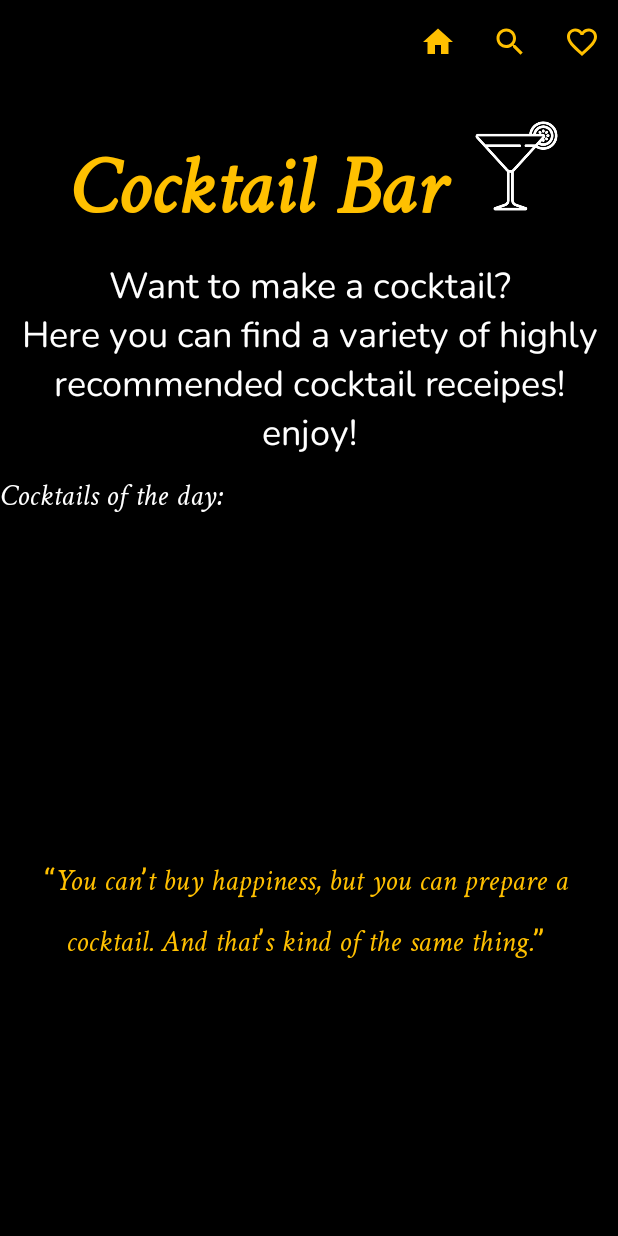
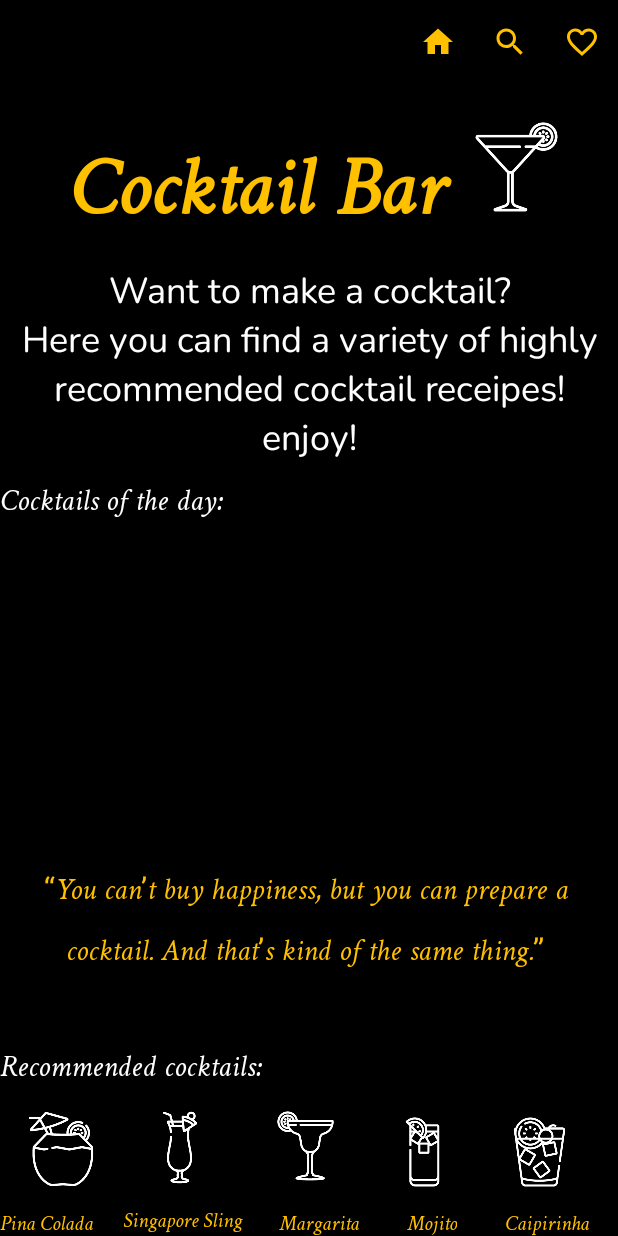
Before and after one commit to orendinur/android-final-project, an Android app: the screen it shows after launch (MainActivity), on a phone screen of 412 x 824 dp. Run offline under Robolectric (Android 15) with nearby library versions, the phone set to English and light mode, and no system bars; our stand-ins replace Dagger/Hilt's generated code, Room's generated code; pictures from the network do not load.

Commit message:
Recommended cocktails added

```diff
--- a/app/src/main/java/com/example/androidfinalproject/data/loacal_db/AppDatabase.kt
+++ b/app/src/main/java/com/example/androidfinalproject/data/loacal_db/AppDatabase.kt
@@ -17,7 +17,8 @@ abstract class AppDatabase : RoomDatabase() {
         private var instance : AppDatabase?  = null
 
         fun getDatabase(context: Context) : AppDatabase =
-            instance ?: synchronized(this) {
+            instance ?: synchronized(this)
+            {
                 Room.databaseBuilder(context.applicationContext,AppDatabase::class.java,"cocktails")
                     .fallbackToDestructiveMigration().build().also {
                         instance = it
--- a/app/src/main/java/com/example/androidfinalproject/data/models/Cocktail.kt
+++ b/app/src/main/java/com/example/androidfinalproject/data/models/Cocktail.kt
@@ -11,7 +11,8 @@ data class Cocktail(
     val strDrinkAlternate	:	String?,
     val strTags	:	String?,
     val strVideo	:	String?,
-    val strCategory	:	String?,
+    val strCategory
+    :	String?,
     val strIBA	:	String?,
     val strAlcoholic	:	String?,
     val strGlass	:	String?,
--- a/app/src/main/res/layout/fragment_main_page.xml
+++ b/app/src/main/res/layout/fragment_main_page.xml
@@ -98,6 +98,133 @@
             app:layout_constraintTop_toBottomOf="@+id/textView"
             tools:ignore="MissingConstraints" />
 
+        <TextView
+            android:id="@+id/textView5"
+            android:layout_width="248dp"
+            android:layout_height="40dp"
+            android:layout_marginTop="16dp"
+            android:fontFamily="@font/font3"
+            android:text="Recommended cocktails:"
+            android:textColor="@color/white"
+            android:textSize="20sp"
+            app:layout_constraintTop_toBottomOf="@+id/textView3"
+            tools:ignore="MissingConstraints"
+            tools:layout_editor_absoluteX="16dp" />
+
+        <ImageView
+            android:id="@+id/imageView4"
+            android:layout_width="81dp"
+            android:layout_height="56dp"
+            android:layout_marginTop="12dp"
+            android:src="@drawable/cocktail11"
+            app:layout_constraintTop_toBottomOf="@+id/textView5"
+            tools:ignore="MissingConstraints"
+            tools:layout_editor_absoluteX="15dp" />
+
+        <ImageView
+            android:id="@+id/imageView5"
+            android:layout_width="69dp"
+            android:layout_height="54dp"
+            android:layout_marginStart="4dp"
+            android:layout_marginTop="12dp"
+            android:src="@drawable/cocktail6"
+            app:layout_constraintStart_toEndOf="@+id/imageView4"
+            app:layout_constraintTop_toBottomOf="@+id/textView5" />
+
+        <ImageView
+            android:id="@+id/imageView6"
+            android:layout_width="74dp"
+            android:layout_height="52dp"
+            android:layout_marginStart="12dp"
+            android:layout_marginTop="12dp"
+            android:src="@drawable/cocktail3"
+            app:layout_constraintStart_toEndOf="@+id/imageView5"
+            app:layout_constraintTop_toBottomOf="@+id/textView5" />
+
+        <ImageView
+            android:id="@+id/imageView7"
+            android:layout_width="74dp"
+            android:layout_height="52dp"
+            android:layout_marginStart="4dp"
+            android:layout_marginTop="16dp"
+            android:src="@drawable/cocktail5"
+            app:layout_constraintStart_toEndOf="@+id/imageView6"
+            app:layout_constraintTop_toBottomOf="@+id/textView5" />
+
+        <ImageView
+            android:id="@+id/imageView8"
+            android:layout_width="74dp"
+            android:layout_height="52dp"
+            android:layout_marginStart="4dp"
+            android:layout_marginTop="16dp"
+            android:src="@drawable/cocktail9"
+            app:layout_constraintStart_toEndOf="@+id/imageView7"
+            app:layout_constraintTop_toBottomOf="@+id/textView5" />
+
+        <TextView
+            android:id="@+id/textView6"
+            android:layout_width="wrap_content"
+            android:layout_height="wrap_content"
+            android:layout_marginTop="4dp"
+            android:fontFamily="@font/font3"
+            android:text="Pina Colada"
+            android:textColor="@color/golden_yellow"
+            app:layout_constraintTop_toBottomOf="@+id/imageView4"
+            tools:ignore="MissingConstraints"
+            tools:layout_editor_absoluteX="26dp" />
+
+        <TextView
+            android:id="@+id/textView7"
+            android:layout_width="84dp"
+            android:layout_height="37dp"
+            android:layout_marginStart="20dp"
+            android:layout_marginTop="4dp"
+            android:fontFamily="@font/font3"
+            android:text="Singapore Sling"
+            android:textColor="@color/golden_yellow"
+            app:layout_constraintStart_toEndOf="@+id/textView6"
+            app:layout_constraintTop_toBottomOf="@+id/imageView5"
+            tools:ignore="MissingConstraints" />
+
+        <TextView
+            android:id="@+id/textView8"
+            android:layout_width="wrap_content"
+            android:layout_height="wrap_content"
+            android:layout_marginStart="20dp"
+            android:layout_marginTop="8dp"
+            android:fontFamily="@font/font3"
+            android:text="Margarita"
+            android:textColor="@color/golden_yellow"
+            app:layout_constraintStart_toEndOf="@+id/textView7"
+            app:layout_constraintTop_toBottomOf="@+id/imageView6"
+            tools:ignore="MissingConstraints" />
+
+        <TextView
+            android:id="@+id/textView9"
+            android:layout_width="wrap_content"
+            android:layout_height="wrap_content"
+            android:layout_marginStart="32dp"
+            android:layout_marginTop="4dp"
+            android:fontFamily="@font/font3"
+            android:text="Mojito"
+            android:textColor="@color/golden_yellow"
+            app:layout_constraintStart_toEndOf="@+id/textView8"
+            app:layout_constraintTop_toBottomOf="@+id/imageView7"
+            tools:ignore="MissingConstraints" />
+
+        <TextView
+            android:id="@+id/textView10"
+            android:layout_width="wrap_content"
+            android:layout_height="wrap_content"
+            android:layout_marginStart="32dp"
+            android:layout_marginTop="4dp"
+            android:fontFamily="@font/font3"
+            android:text="Caipirinha"
+            android:textColor="@color/golden_yellow"
+            app:layout_constraintStart_toEndOf="@+id/textView9"
+            app:layout_constraintTop_toBottomOf="@+id/imageView8"
+            tools:ignore="MissingConstraints" />
+
 
     </androidx.constraintlayout.widget.ConstraintLayout>
 </ScrollView>
```
